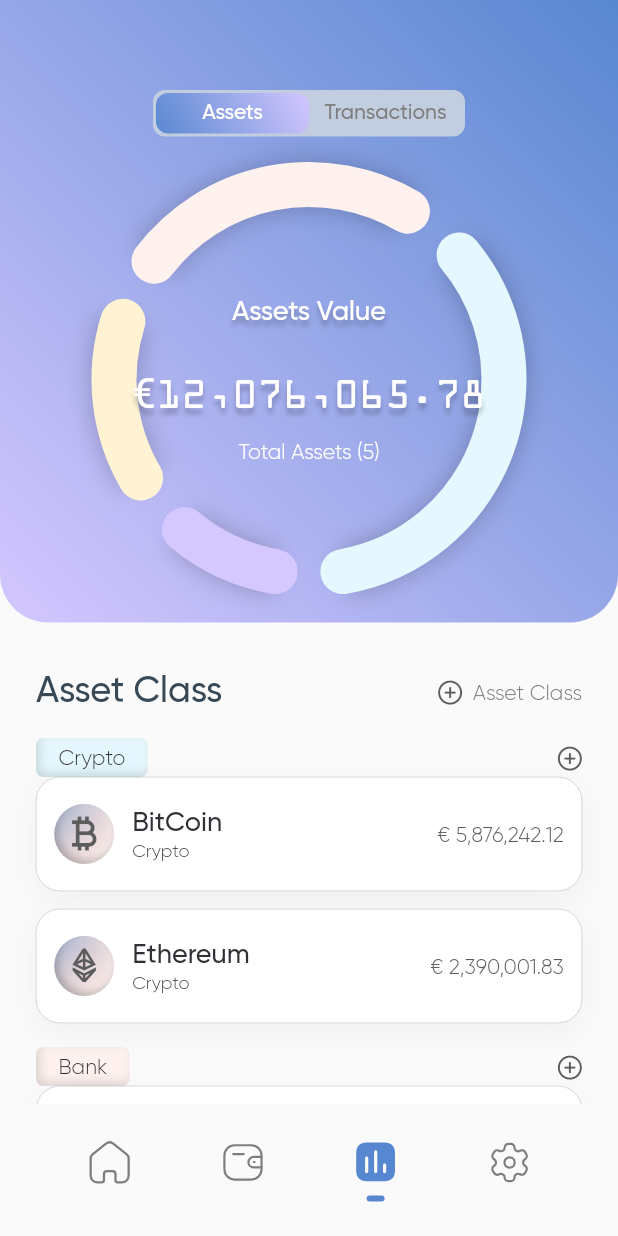
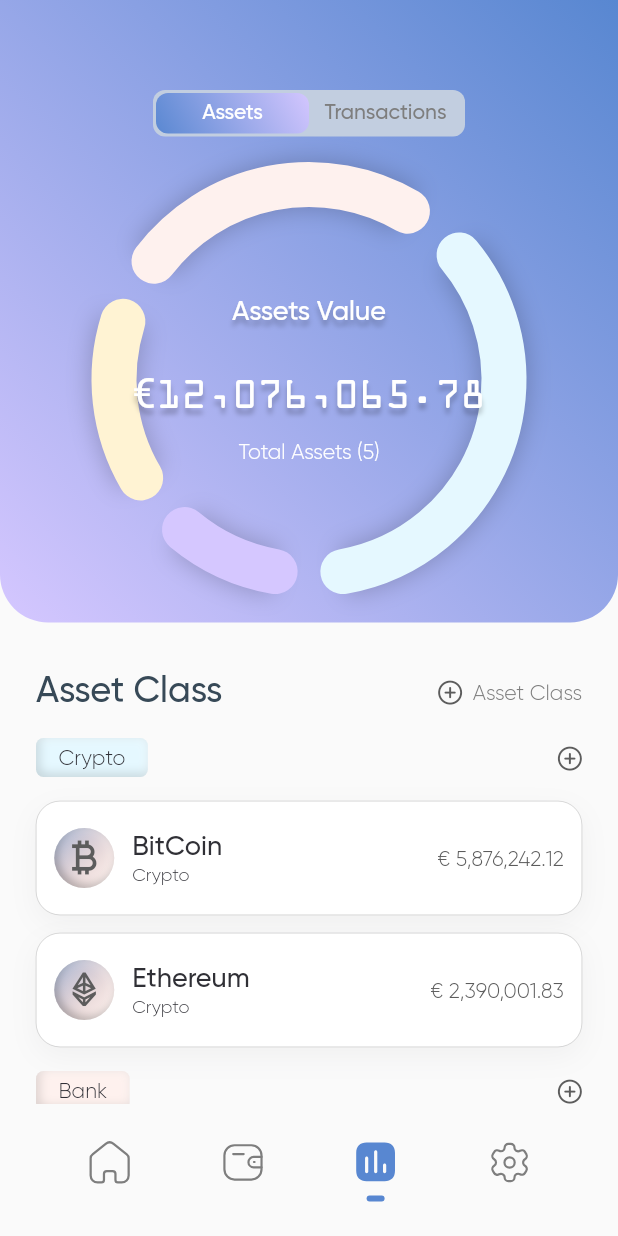
Before and after one commit to habyaad/heir-mobile-app, a Flutter app: the StatisticsScreen screen opened by its route, on a phone screen of 412 x 824 dp. Run offline on Flutter 3.47's test engine with Material 2 defaults, Android fonts, the phone set to English and light mode, and no system bars; our stand-ins replace auto_route, carousel_slider, flutter_inset_box_shadow, flutter_svg, money_formatter, stacked; network calls fail.

Commit message:
made little changes here

```diff
--- a/lib/ui/screens/statistics/components/asset_section.dart
+++ b/lib/ui/screens/statistics/components/asset_section.dart
@@ -115,7 +115,9 @@ class _AssetSection extends StatelessWidget {
             )
           ],
         ),
+        const SizedBox(height: 16,),
         ListView.separated(
+            padding: EdgeInsets.zero,
             shrinkWrap: true,
             physics: const NeverScrollableScrollPhysics(),
             itemBuilder: (context, index) => DetailTile(
--- a/lib/ui/screens/statistics/components/transaction_section.dart
+++ b/lib/ui/screens/statistics/components/transaction_section.dart
@@ -39,6 +39,7 @@ class TransactionSection extends StatelessWidget {
           height: 16,
         ),
         ListView.separated(
+            padding: EdgeInsets.zero,
             shrinkWrap: true,
             physics: const NeverScrollableScrollPhysics(),
             itemBuilder: (context, index) => DetailTile(
```
